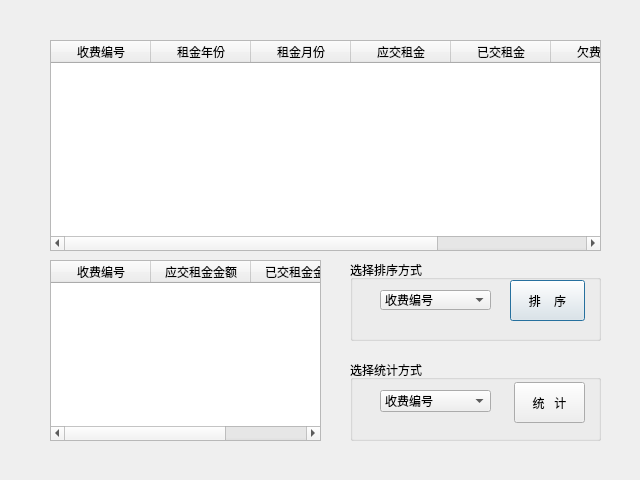
First picture: the form in tongji.ui, repository angeiv/house, before the edit.
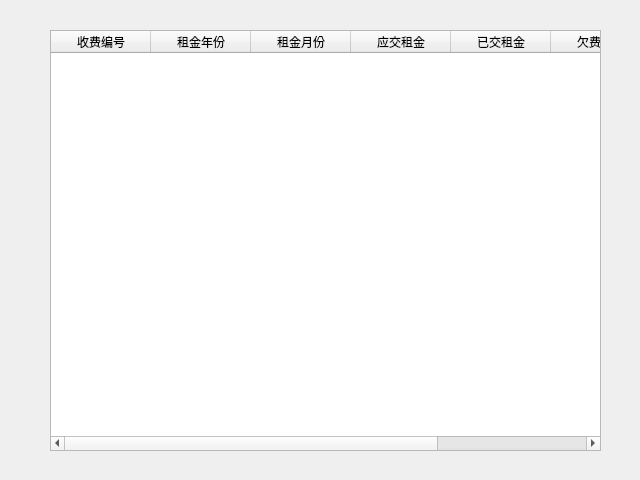
Second picture: the form after the edit.

```diff
--- a/tongji.ui
+++ b/tongji.ui
@@ -17,9 +17,9 @@
    <property name="geometry">
     <rect>
      <x>50</x>
-     <y>40</y>
+     <y>30</y>
      <width>551</width>
-     <height>211</height>
+     <height>421</height>
     </rect>
    </property>
    <column>
@@ -58,113 +58,6 @@
     </property>
    </column>
   </widget>
-  <widget class="QGroupBox" name="groupBox">
-   <property name="geometry">
-    <rect>
-     <x>350</x>
-     <y>260</y>
-     <width>251</width>
-     <height>81</height>
-    </rect>
-   </property>
-   <property name="title">
-    <string>选择排序方式</string>
-   </property>
-   <widget class="QComboBox" name="comboBox">
-    <property name="geometry">
-     <rect>
-      <x>30</x>
-      <y>30</y>
-      <width>111</width>
-      <height>20</height>
-     </rect>
-    </property>
-    <item>
-     <property name="text">
-      <string>收费编号</string>
-     </property>
-    </item>
-   </widget>
-   <widget class="QPushButton" name="pushButton">
-    <property name="geometry">
-     <rect>
-      <x>160</x>
-      <y>20</y>
-      <width>75</width>
-      <height>41</height>
-     </rect>
-    </property>
-    <property name="text">
-     <string>排    序</string>
-    </property>
-   </widget>
-  </widget>
-  <widget class="QTableWidget" name="tableWidget_2">
-   <property name="geometry">
-    <rect>
-     <x>50</x>
-     <y>260</y>
-     <width>271</width>
-     <height>181</height>
-    </rect>
-   </property>
-   <column>
-    <property name="text">
-     <string>收费编号</string>
-    </property>
-   </column>
-   <column>
-    <property name="text">
-     <string>应交租金金额</string>
-    </property>
-   </column>
-   <column>
-    <property name="text">
-     <string>已交租金金额</string>
-    </property>
-   </column>
-  </widget>
-  <widget class="QGroupBox" name="groupBox_2">
-   <property name="geometry">
-    <rect>
-     <x>350</x>
-     <y>360</y>
-     <width>251</width>
-     <height>81</height>
-    </rect>
-   </property>
-   <property name="title">
-    <string>选择统计方式</string>
-   </property>
-   <widget class="QComboBox" name="comboBox_2">
-    <property name="geometry">
-     <rect>
-      <x>30</x>
-      <y>30</y>
-      <width>111</width>
-      <height>22</height>
-     </rect>
-    </property>
-    <item>
-     <property name="text">
-      <string>收费编号</string>
-     </property>
-    </item>
-   </widget>
-   <widget class="QPushButton" name="pushButton_2">
-    <property name="geometry">
-     <rect>
-      <x>164</x>
-      <y>22</y>
-      <width>71</width>
-      <height>41</height>
-     </rect>
-    </property>
-    <property name="text">
-     <string>统   计</string>
-    </property>
-   </widget>
-  </widget>
  </widget>
  <resources/>
  <connections/>
```
